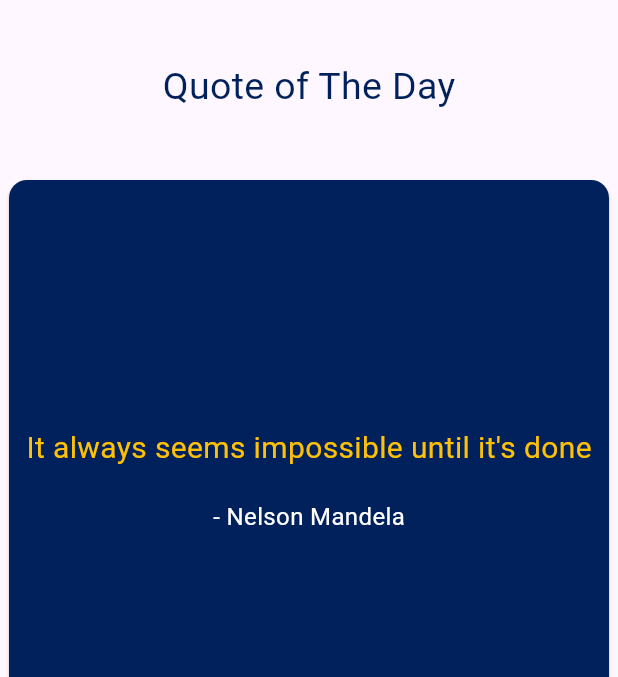
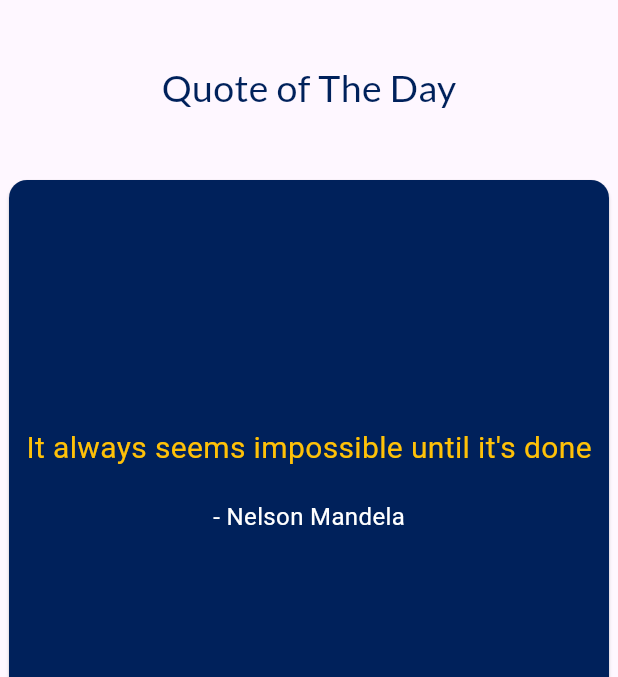
Before and after one commit to fthaaether/daily_quotes, a Flutter app: the screen it shows after launch, on a phone screen of 412 x 824 dp, the part 84-761 px from its top. Run offline on Flutter 3.47's test engine with Material 3 defaults, Android fonts, the phone set to English and light mode, and no system bars; our stand-ins replace google_fonts.

Commit message:
add : google fonts

```diff
--- a/lib/main.dart
+++ b/lib/main.dart
@@ -1,11 +1,12 @@
 import 'package:flutter/material.dart';
+import 'package:google_fonts/google_fonts.dart';
 
 void main() {
-  runApp(const MainApp());
+  runApp(const DailyQuotes());
 }
 
-class MainApp extends StatelessWidget {
-  const MainApp({super.key});
+class DailyQuotes extends StatelessWidget {
+  const DailyQuotes({super.key});
 
   @override
   Widget build(BuildContext context) {
@@ -25,9 +26,11 @@ class MainApp extends StatelessWidget {
                 child: Center(
                   child: const Text(
                     "Quote of The Day",
-                    style: TextStyle(
-                      color: Color.fromARGB(255, 0, 33, 91),
-                      fontSize: 25,
+                    style: GoogleFonts.lato(
+                      textStyle: const TextStyle(
+                        color: Color.fromARGB(255, 0, 33, 91),
+                        fontSize: 25,
+                      ),
                     ),
                   ),
                 ),
@@ -62,30 +65,9 @@ class MainApp extends StatelessWidget {
                     borderRadius: BorderRadius.circular(12),
                   ),
                 ),
-                onPressed: () {
-
-                },
+                onPressed: () {},
                 child: Text('Other Quotes'),
               ),
-
-              // Container(
-              //   margin: EdgeInsets.all(20),
-              //   child: Center(
-              //     child: const Card(
-              //       child: Column(
-              //         child: Center(
-              //           child: Text(
-              //             "It always seems impossible until it's done",
-              //             style: TextStyle(color: Colors.amber, fontSize: 20),
-              //           ),
-              //         ),
-              //         height: 400,
-              //         width: 400,
-              //       ),
-              //       color: Color.fromARGB(255, 0, 33, 91),
-              //     ),
-              //   ),
-              // ),
             ],
           ),
         ),
--- a/pubspec.yaml
+++ b/pubspec.yaml
@@ -1,12 +1,13 @@
 name: daily_quotes
 description: "A new Flutter project."
-publish_to: 'none'
+publish_to: "none"
 version: 0.1.0
 
 environment:
   sdk: ^3.8.1
 
 dependencies:
+  google_fonts: ^6.3.2
   flutter:
     sdk: flutter
 
```
Also changed, not shown: pubspec.lock, 1 other file.
